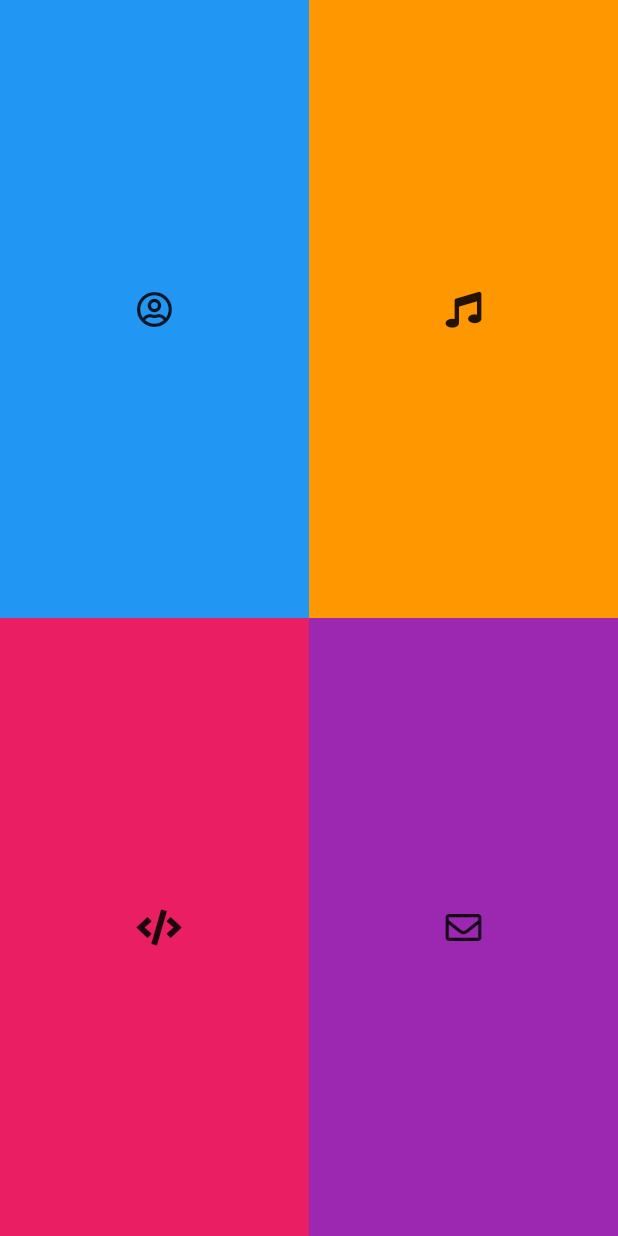
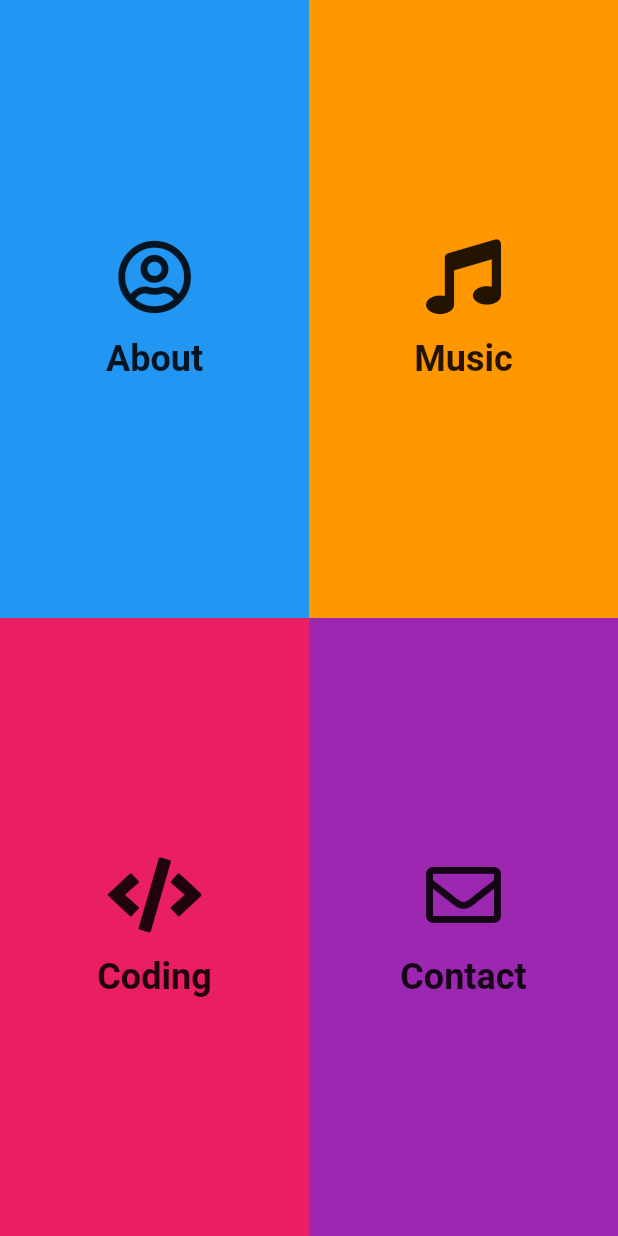
Before and after one commit to richardnd5/flutter-website, a Flutter app: the screen it shows after launch, on a phone screen of 412 x 824 dp. Run offline on Flutter 3.47's test engine with Material 2 defaults, Android fonts, the phone set to English and light mode, and no system bars; our stand-ins replace font_awesome_flutter, url_strategy; missing offline and left inert: dart:js.

Commit message:
adds padding around selected pages

```diff
--- a/lib/enums/page_type.dart
+++ b/lib/enums/page_type.dart
@@ -8,6 +8,19 @@ import 'package:font_awesome_flutter/font_awesome_flutter.dart';
 enum PageType { coding, about, music, contact }
 
 extension PageTypeExtension on PageType {
+  String getName() {
+    switch (this) {
+      case PageType.about:
+        return 'About';
+      case PageType.music:
+        return 'Music';
+      case PageType.coding:
+        return 'Coding';
+      case PageType.contact:
+        return 'Contact';
+    }
+  }
+
   Widget getPageType() {
     switch (this) {
       case PageType.about:
--- a/lib/views/pages/home/components/home_page_expanding_cell.dart
+++ b/lib/views/pages/home/components/home_page_expanding_cell.dart
@@ -1,6 +1,7 @@
 import 'package:flutter/material.dart';
 import 'package:flutter_website/navigation/nav_state.dart';
 import 'package:flutter_website/views/pages/home/home_page_view_model.dart';
+import 'package:font_awesome_flutter/font_awesome_flutter.dart';
 import 'package:provider/provider.dart';
 
 class HomePageExpandingCell extends StatelessWidget {
@@ -11,6 +12,7 @@ class HomePageExpandingCell extends StatelessWidget {
   final double largeWidth = 1;
   final double maxWidth = 1000;
   final double maxHeight = 1000;
+  final double selectedPadding = 16;
 
   final PageType type;
 
@@ -52,8 +54,15 @@ class HomePageExpandingCell extends StatelessWidget {
               : _getDeselectedAlignment(watched.selectedPage!),
       child: GestureDetector(
         onTap: () => _goToPage(context, type),
+        child: AnimatedPadding(
+          duration: HomePageViewModel.animDuration,
+          curve: HomePageViewModel.curve,
+          padding: EdgeInsets.all(watched.selectedPage == null || !typeSelected
+              ? 0
+              : selectedPadding),
           child: AnimatedContainer(
             duration: HomePageViewModel.animDuration,
+            curve: HomePageViewModel.curve,
             decoration: BoxDecoration(
               borderRadius: BorderRadius.all(
                 Radius.circular(
@@ -66,19 +75,22 @@ class HomePageExpandingCell extends StatelessWidget {
               ),
             ),
             clipBehavior: Clip.hardEdge,
-          curve: HomePageViewModel.curve,
             width: watched.selectedPage == null
                 ? size.width / 2
                 : (size.width * (typeSelected ? largeWidth : smallPercent)) >
                         maxWidth
-                  ? maxWidth
-                  : (size.width * (typeSelected ? largeWidth : smallPercent)),
+                    ? maxWidth - selectedPadding
+                    : (size.width *
+                            (typeSelected ? largeWidth : smallPercent)) -
+                        selectedPadding,
             height: watched.selectedPage == null
                 ? size.height / 2
                 : (size.height * (typeSelected ? largeHeight : smallPercent)) >
                         maxHeight
-                  ? maxHeight
-                  : (size.height * (typeSelected ? largeHeight : smallPercent)),
+                    ? maxHeight - selectedPadding
+                    : (size.height *
+                            (typeSelected ? largeHeight : smallPercent)) -
+                        selectedPadding,
             child: Material(
               child: Container(
                 color: type.getPageColor(),
@@ -108,8 +120,25 @@ class HomePageExpandingCell extends StatelessWidget {
                             )
                           : FittedBox(
                               child: Padding(
-                              padding: const EdgeInsets.all(8.0),
-                              child: Icon(type.getIcon()),
+                                padding: const EdgeInsets.all(16),
+                                child: Column(
+                                  children: [
+                                    FaIcon(
+                                      type.getIcon(),
+                                      size: 50,
+                                    ),
+                                    Padding(
+                                      padding: const EdgeInsets.only(top: 16),
+                                      child: Text(
+                                        type.getName(),
+                                        style: TextStyle(
+                                            fontSize: 24,
+                                            fontWeight: FontWeight.w600),
+                                      ),
+                                    ),
+                                  ],
+                                ),
+                              ),
                             ),
                     ),
                   ),
```
Also changed, not shown: 1 other file. Lines whose indentation alone changed are shown as unchanged.
